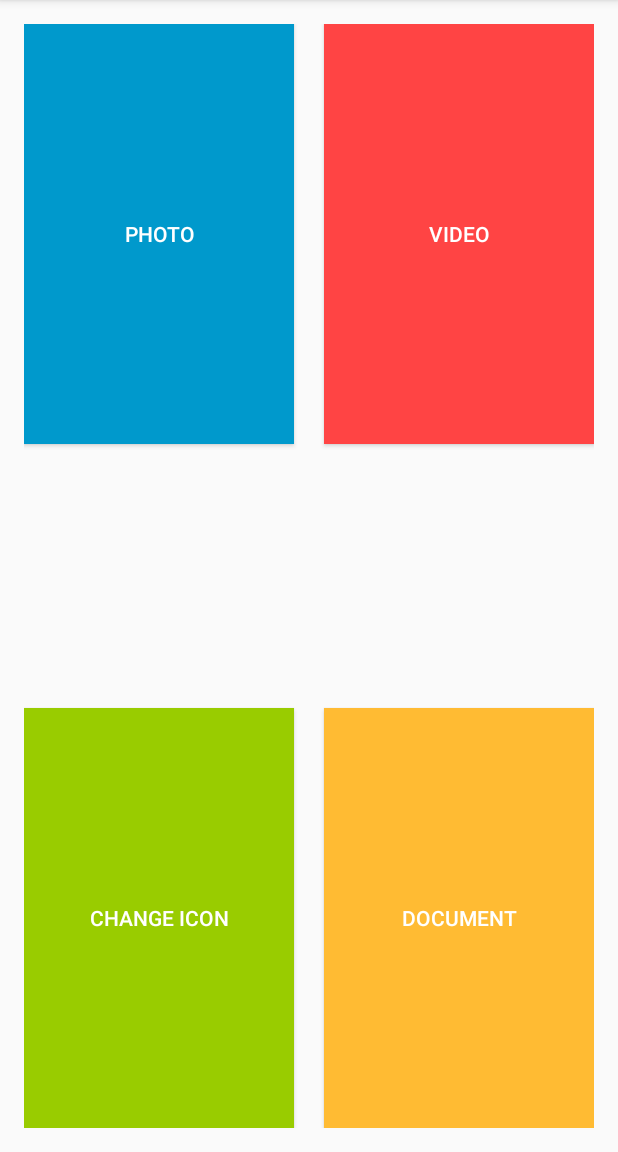
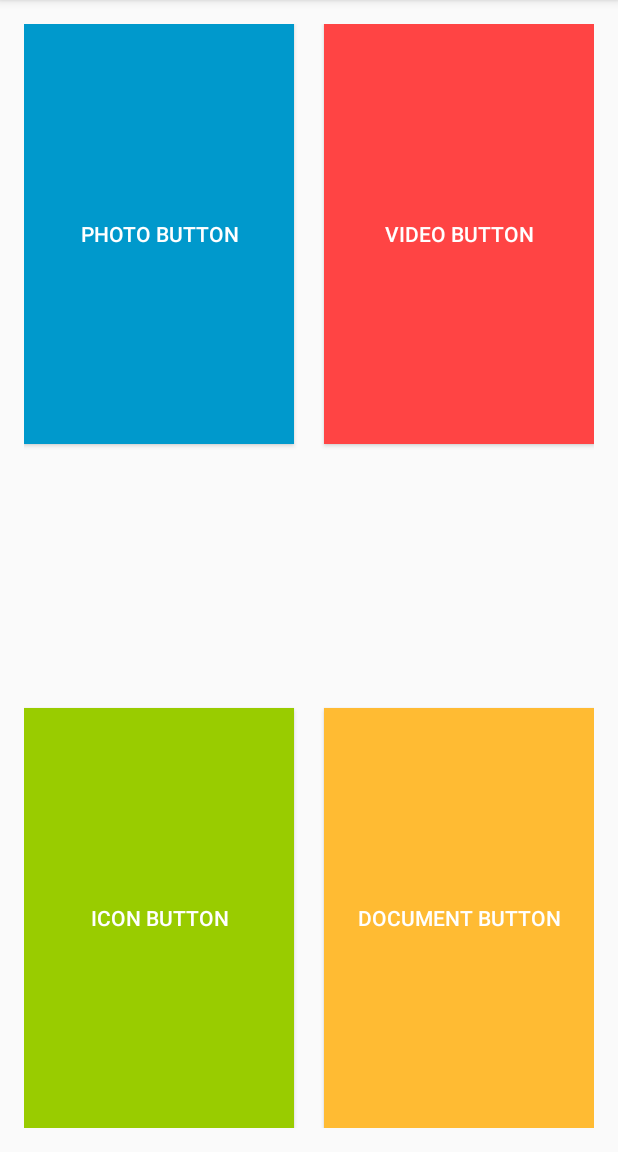
Before and after one commit to mrbread2000/FileSafeSG, an Android app: the Homepage screen opened directly, with no data from a screen before it, on a phone screen of 412 x 824 dp, the part 84-1236 px from its top. Run offline under Robolectric (Android 15) with nearby library versions, the phone set to English and light mode, and no system bars; network calls fail.

Commit message:
gui for homepage

```diff
--- a/app/src/main/res/layout/activity_homepage.xml
+++ b/app/src/main/res/layout/activity_homepage.xml
@@ -18,7 +18,7 @@
         <Button
             android:layout_width="180dp"
             android:layout_height="280dp"
-            android:text="Photo"
+            android:text="@string/Photo"
             android:id="@+id/button"
             android:layout_gravity="start|left|top"
             android:background="@android:color/holo_blue_dark"
@@ -29,7 +29,7 @@
         <Button
             android:layout_width="180dp"
             android:layout_height="280dp"
-            android:text="Video"
+            android:text="@string/Video"
             android:id="@+id/button2"
             android:layout_gravity="end|right|top"
             android:background="@android:color/holo_red_light"
@@ -40,7 +40,7 @@
         <Button
             android:layout_width="180dp"
             android:layout_height="280dp"
-            android:text="Change Icon"
+            android:text="@string/Change_Icon"
             android:id="@+id/button3"
             android:layout_gravity="start|left|bottom"
             android:background="@android:color/holo_green_light"
@@ -51,7 +51,7 @@
         <Button
             android:layout_width="180dp"
             android:layout_height="280dp"
-            android:text= "Document"
+            android:text= "@string/Document"
             android:id="@+id/button4"
             android:layout_gravity="end|right|bottom"
             android:background="@android:color/holo_orange_light"
--- a/app/src/main/res/values/strings.xml
+++ b/app/src/main/res/values/strings.xml
@@ -14,4 +14,12 @@
         completions."
     </string>
     <string name="title_activity_go_to_photo">goToPhoto</string>
+
+    <!-- Strings related to login -->
+    <string name="Photo">photo button</string>
+    <string name="Video">video button</string>
+    <string name="Change_Icon">icon button</string>
+    <string name="Document">document button</string>
+
+
 </resources>
```
